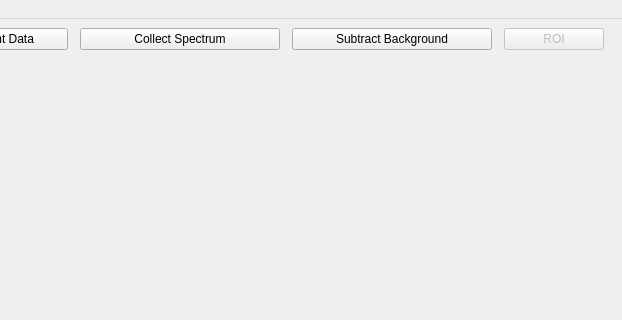
First picture: the form in shg_frog/view/GUI/main_window.ui, repository UCBoulder/shg_frog, before the edit; both pictures show x 371 to 993 and y 0 to 320 of the 993 by 540 pixel window.
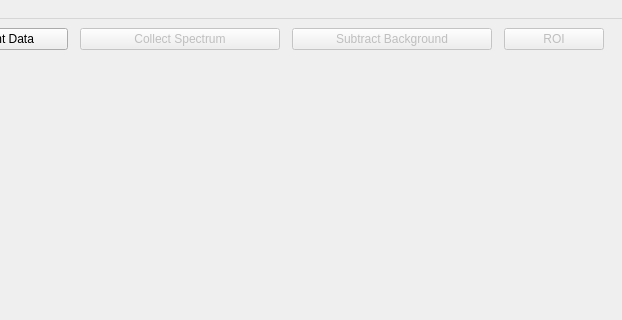
Second picture: the form after the edit.

The edit to the form file:
```diff
--- a/shg_frog/view/GUI/main_window.ui
+++ b/shg_frog/view/GUI/main_window.ui
@@ -95,6 +95,9 @@
        <layout class="QGridLayout" name="gridLayout_2">
         <item row="0" column="1">
          <widget class="QPushButton" name="btn_collect_spectrum">
+          <property name="enabled">
+           <bool>false</bool>
+          </property>
           <property name="maximumSize">
            <size>
             <width>200</width>
@@ -157,6 +160,9 @@
         </item>
         <item row="0" column="2">
          <widget class="QPushButton" name="btn_subtract_background">
+          <property name="enabled">
+           <bool>false</bool>
+          </property>
           <property name="maximumSize">
            <size>
             <width>200</width>
```
